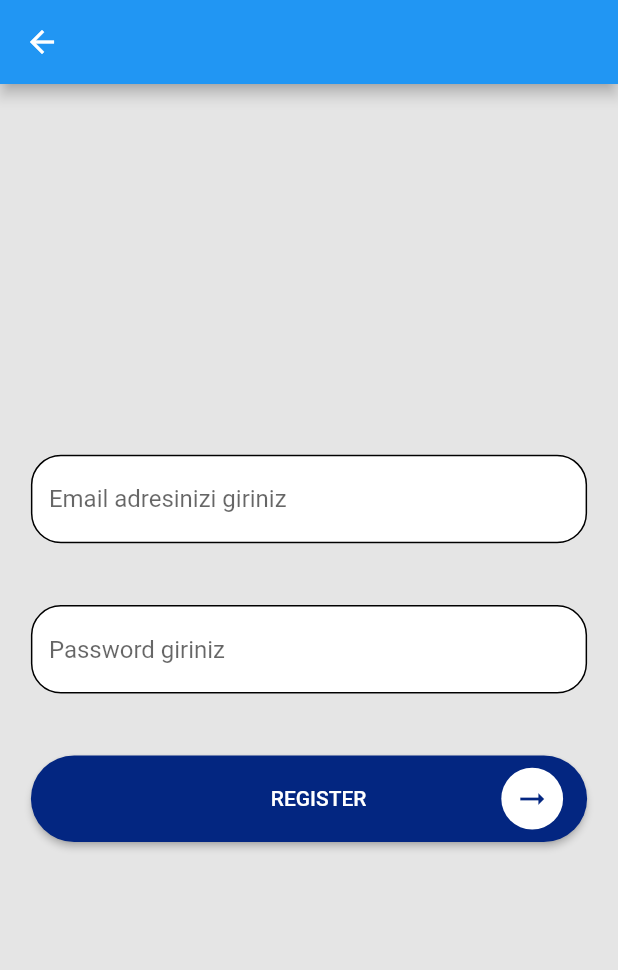
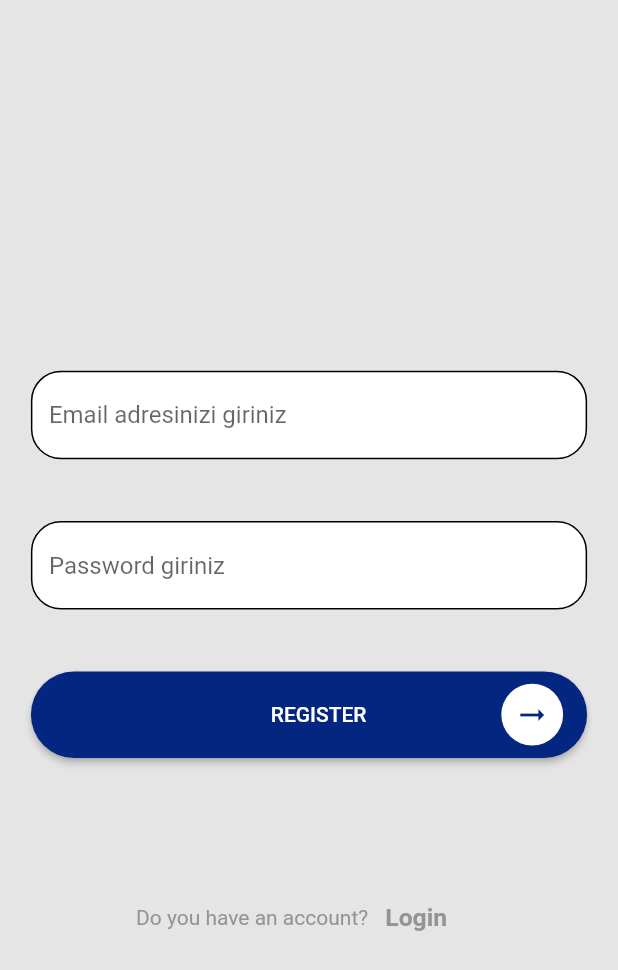
Before and after one commit to BerkayKaranfil/getx_firebase_bmi_app, a Flutter app: the screen it shows after launch, after a tap on "Sign up.", on a phone screen of 412 x 824 dp. Shown: the top 970 px of the screen. Run offline on Flutter 3.47's test engine with Material 2 defaults, Android fonts, the light colour scheme and no system bars; our stand-ins replace firebase_auth, firebase_core, get, responsive_sizer; accounts and stored records are empty; network calls fail.

Commit message:
Küçük düzeltmeler yapıldı.

```diff
--- a/lib/di.dart
+++ b/lib/di.dart
@@ -2,6 +2,7 @@ import 'package:get/get.dart';
 
 import 'shared/services/auth_service.dart';
 import 'shared/services/firebase_service.dart';
+import 'shared/services/firestore_service.dart';
 
 class DependencyInjection {
   static init() async {
@@ -9,7 +10,7 @@ class DependencyInjection {
     //Önce firebase servislerinin gelmesi gerekiyor yoksa authservise gelemez.
     await Get.putAsync(() => FirebaseService().init());
     await Get.putAsync(() => AuthService().init());
-   // await Get.putAsync(() => FirestoreService().init());
+    await Get.putAsync(() => FirestoreService().init());
    // await Get.putAsync(() => AnalyticsService().init());
   }
 }
--- a/lib/modules/detail/detail_view.dart
+++ b/lib/modules/detail/detail_view.dart
@@ -11,6 +11,7 @@ class DetailScreen extends GetView<DetailController> {
   @override
   Widget build(BuildContext context) {
     return Scaffold(
+        backgroundColor: Color(0xffE5E5E5),
         body: Padding(
           padding: EdgeInsets.all(5.h),
           child: Column(
@@ -62,6 +63,8 @@ class DetailScreen extends GetView<DetailController> {
                 ),
               ),
               ElevatedButton(
+                  style: ElevatedButton.styleFrom(
+                      backgroundColor: Color(0xff032681)),
                   onPressed: () {
                     Get.back();
                   },
--- a/lib/modules/login/login_controller.dart
+++ b/lib/modules/login/login_controller.dart
@@ -26,6 +26,9 @@ class LoginController extends GetxController {
           ));
     }
     await auth.signInUser(email.text, password.text);
-    Get.toNamed(Routes.HOME);
+     if(Get.isDialogOpen!){
+      Get.back();
+    }
+    // Get.toNamed(Routes.HOME);
   }
 }
--- a/lib/modules/login/login_view.dart
+++ b/lib/modules/login/login_view.dart
@@ -5,6 +5,7 @@ import 'package:get/get.dart';
 import 'package:get/get_connect/http/src/utils/utils.dart';
 import 'package:getx_firebase_bmi_app/modules/login/login_controller.dart';
 import 'package:getx_firebase_bmi_app/routes/app_pages.dart';
+import 'package:getx_firebase_bmi_app/widgets/password_text_field_widget.dart';
 import 'package:responsive_sizer/responsive_sizer.dart';
 
 import '../../widgets/text_form_field_widget.dart';
@@ -23,9 +24,12 @@ class LoginScreen extends GetView<LoginController> {
           padding: EdgeInsets.only(right: 5.w, left: 5.w),
           child: Column(
             children: [
-              //Image.asset("assets/loginhome.png")
               SizedBox(
-                height: 30.h,
+                height: 4.h,
+              ),
+              Image.asset("assets/loginhome.png"),
+              SizedBox(
+                height: 5.h,
               ),
               CustomTextField(
                   controller: controller.email,
@@ -34,7 +38,7 @@ class LoginScreen extends GetView<LoginController> {
               SizedBox(
                 height: 5.h,
               ),
-              CustomTextField(
+              PasswordTextFormField(
                   controller: controller.password,
                   hintText: "Password",
                   obscureText: false),
@@ -50,8 +54,9 @@ class LoginScreen extends GetView<LoginController> {
                         shape: RoundedRectangleBorder(
                             borderRadius: BorderRadius.circular(5.h))),
                     onPressed: () {
-                     // controller.auth.signInUser(controller.email.text, controller.password.text);
-                     controller.loginWait();
+                      // controller.auth.signInUser(controller.email.text, controller.password.text);
+                      controller.loginWait();
+
                     },
                     child: Row(
                       children: [
@@ -66,12 +71,13 @@ class LoginScreen extends GetView<LoginController> {
                           height: 5.h,
                           width: 10.w,
                           decoration: BoxDecoration(
-                            color: Colors.white,
-                            borderRadius: BorderRadius.circular(40)
+                              color: Colors.white,
+                              borderRadius: BorderRadius.circular(40)),
+                          child: Icon(
+                            Icons.arrow_right_alt,
+                            color: Color(0xff032681),
                           ),
-                          child: Icon(Icons.arrow_right_alt, color: Color(0xff032681),),
                         ),
-
                       ],
                     )
                     //Text("LOGIN")
@@ -80,6 +86,7 @@ class LoginScreen extends GetView<LoginController> {
               SizedBox(
                 height: 10.h,
               ),
+
               SizedBox(
                 width: 55.w,
                 child: Row(
--- a/lib/modules/register/register_view.dart
+++ b/lib/modules/register/register_view.dart
@@ -13,7 +13,6 @@ class RegisterScreen extends GetView<RegisterController> {
   @override
   Widget build(BuildContext context) {
     return Scaffold(
-      appBar: AppBar(),
       backgroundColor: Color(0xffE5E5E5),
 
       // resizeToAvoidBottomInset: false,
@@ -51,7 +50,6 @@ class RegisterScreen extends GetView<RegisterController> {
                     onPressed: () {
                       controller.auth.createUser(
                           controller.email.text, controller.password.text);
-
                     },
                     child: Row(
                       children: [
@@ -66,17 +64,43 @@ class RegisterScreen extends GetView<RegisterController> {
                           height: 5.h,
                           width: 10.w,
                           decoration: BoxDecoration(
-                            color: Colors.white,
-                            borderRadius: BorderRadius.circular(40)
+                              color: Colors.white,
+                              borderRadius: BorderRadius.circular(40)),
+                          child: Icon(
+                            Icons.arrow_right_alt,
+                            color: Color(0xff032681),
                           ),
-                          child: Icon(Icons.arrow_right_alt, color: Color(0xff032681),),
                         ),
-
                       ],
                     )
                     //Text("REGISTER"),
                     ),
               ),
+              SizedBox(
+                height: 10.h,
+              ),
+              SizedBox(
+                width: 56.w,
+                child: Row(
+                  children: [
+                    Text(
+                      "Do you have an account?",
+                      style: TextStyle(color: Color(0xff949494)),
+                    ),
+                    TextButton(
+                        onPressed: () {
+                          Get.back();
+                        },
+                        child: Text(
+                          "Login",
+                          style: TextStyle(
+                              color: Color(0xff949494),
+                              fontSize: 2.h,
+                              fontWeight: FontWeight.bold),
+                        )),
+                  ],
+                ),
+              )
             ],
           ),
         ),
--- a/lib/modules/splash/splash_view.dart
+++ b/lib/modules/splash/splash_view.dart
@@ -14,6 +14,14 @@ class SplashScreen extends GetView<SplashController> {
       body: Container(
         height: 100.h,
         width: 100.w,
-        child: Image.asset("assets/splash5.jpg",fit: BoxFit.fill,)),);
+        child: Center(
+          child: Icon(Icons.flutter_dash, size: 20.h, color: Color(0xff032681),),
+        ),
+        /* child: Image.asset(
+          "assets/splash5.jpg",
+          fit: BoxFit.fill,
+        ), */
+      ),
+    );
   }
 }
--- a/lib/shared/services/auth_service.dart
+++ b/lib/shared/services/auth_service.dart
@@ -34,8 +34,8 @@ class AuthService extends GetxService {
     try {
       final credential = await FirebaseAuth.instance
           .signInWithEmailAndPassword(
-              email: inputEmail, password: inputPassword);
-         // .then((value) => Get.toNamed(Routes.HOME));
+              email: inputEmail, password: inputPassword)
+          .then((value) => Get.toNamed(Routes.HOME));
     } on FirebaseAuthException catch (e) {
       if (e.code == 'user-not-found') {
         return Get.defaultDialog(title: "No user found for that email.");
--- /dev/null
+++ b/lib/shared/services/firestore_service.dart
@@ -0,0 +1,12 @@
+import 'package:get/get.dart';
+
+class FirestoreService extends GetxService {
+  Future<FirestoreService> init() async {
+    return this;
+  }
+
+
+
+
+
+  }
--- /dev/null
+++ b/lib/widgets/password_text_field_widget.dart
@@ -0,0 +1,38 @@
+import 'package:flutter/material.dart';
+import 'package:flutter/src/widgets/container.dart';
+import 'package:flutter/src/widgets/framework.dart';
+import 'package:responsive_sizer/responsive_sizer.dart';
+
+class PasswordTextFormField extends StatelessWidget {
+  final controller;
+  final String hintText;
+  final bool obscureText;
+
+  const PasswordTextFormField(
+      {super.key,
+      required this.controller,
+      required this.hintText,
+      required this.obscureText});
+
+  @override
+  Widget build(BuildContext context) {
+    return TextFormField(
+      controller: controller,
+      cursorColor: Colors.black,
+      obscureText: obscureText,
+      cursorHeight: 3.h,
+      textAlignVertical: TextAlignVertical.center,
+      decoration: InputDecoration(
+        hintText: hintText,
+        filled: true,
+        fillColor: Color(0xffFFFFFF),
+        enabledBorder:
+            OutlineInputBorder(borderRadius: BorderRadius.circular(20)),
+        focusedBorder: OutlineInputBorder(
+            borderRadius: BorderRadius.circular(20),
+            borderSide: BorderSide(width: 0.5.w, color: Color(0xff032681))),
+        suffixIcon: Icon(Icons.visibility, color: Colors.black45,)
+      ),
+    );
+  }
+}
--- a/pubspec.yaml
+++ b/pubspec.yaml
@@ -40,6 +40,7 @@ dependencies:
   responsive_sizer: ^3.1.1
   firebase_core: ^2.4.1
   firebase_auth: ^4.2.4
+  cloud_firestore: ^4.3.1
 
 dev_dependencies:
   flutter_test:
```
Also changed, not shown: lib/modules/home/home_controller.dart (+13 -0 lines), lib/modules/home/home_view.dart (+17 -6 lines), pubspec.lock, 2 other files. Lines whose indentation alone changed are shown as unchanged.
